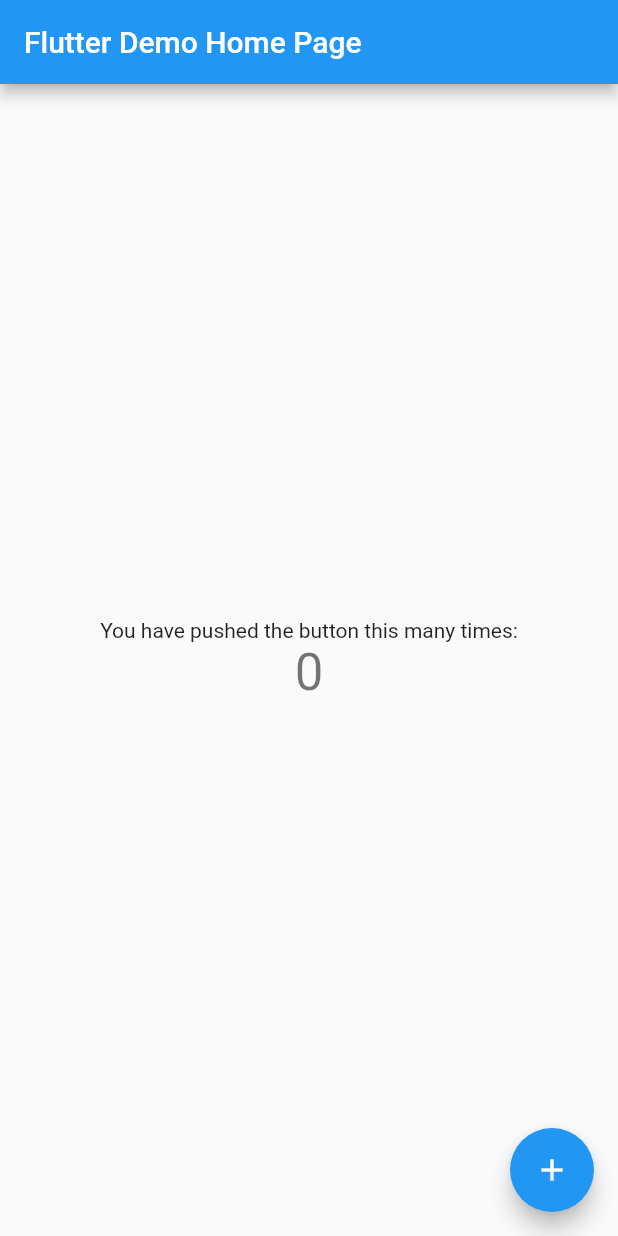
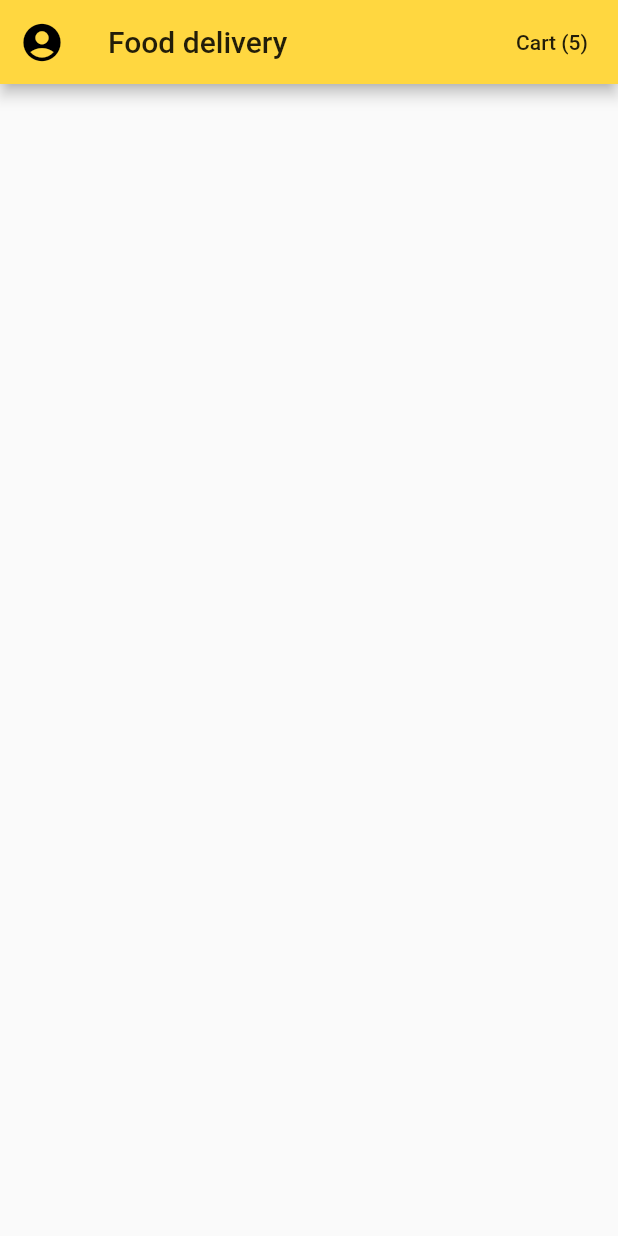
Before and after one commit to hossam-alissa/flutter_food_delivery_ui, a Flutter app: the screen it shows after launch, on a phone screen of 412 x 824 dp. Run offline on Flutter 3.47's test engine with Material 2 defaults, Android fonts, the phone set to English and light mode, and no system bars.

Commit message:
ADD AppBar HS

```diff
--- a/lib/main.dart
+++ b/lib/main.dart
@@ -1,4 +1,5 @@
 import 'package:flutter/material.dart';
+import 'package:flutter_food_delivery_ui/screens/home_screen.dart';
 
 void main() {
   runApp(MyApp());
@@ -9,8 +10,11 @@ class MyApp extends StatelessWidget {
   @override
   Widget build(BuildContext context) {
     return MaterialApp(
-      title: 'Flutter Demo',
+      title: 'Flutter Food Delivery UI',
+      debugShowCheckedModeBanner: false,
       theme: ThemeData(
+        scaffoldBackgroundColor: Colors.grey[50],
+        primaryColor: Colors.amberAccent,
         // This is the theme of your application.
         //
         // Try running your application with "flutter run". You'll see the
@@ -26,92 +30,7 @@ class MyApp extends StatelessWidget {
         // closer together (more dense) than on mobile platforms.
         visualDensity: VisualDensity.adaptivePlatformDensity,
       ),
-      home: MyHomePage(title: 'Flutter Demo Home Page'),
+      home: HomeScreen(),
     );
   }
 }
-
-class MyHomePage extends StatefulWidget {
-  MyHomePage({Key key, this.title}) : super(key: key);
-
-  // This widget is the home page of your application. It is stateful, meaning
-  // that it has a State object (defined below) that contains fields that affect
-  // how it looks.
-
-  // This class is the configuration for the state. It holds the values (in this
-  // case the title) provided by the parent (in this case the App widget) and
-  // used by the build method of the State. Fields in a Widget subclass are
-  // always marked "final".
-
-  final String title;
-
-  @override
-  _MyHomePageState createState() => _MyHomePageState();
-}
-
-class _MyHomePageState extends State<MyHomePage> {
-  int _counter = 0;
-
-  void _incrementCounter() {
-    setState(() {
-      // This call to setState tells the Flutter framework that something has
-      // changed in this State, which causes it to rerun the build method below
-      // so that the display can reflect the updated values. If we changed
-      // _counter without calling setState(), then the build method would not be
-      // called again, and so nothing would appear to happen.
-      _counter++;
-    });
-  }
-
-  @override
-  Widget build(BuildContext context) {
-    // This method is rerun every time setState is called, for instance as done
-    // by the _incrementCounter method above.
-    //
-    // The Flutter framework has been optimized to make rerunning build methods
-    // fast, so that you can just rebuild anything that needs updating rather
-    // than having to individually change instances of widgets.
-    return Scaffold(
-      appBar: AppBar(
-        // Here we take the value from the MyHomePage object that was created by
-        // the App.build method, and use it to set our appbar title.
-        title: Text(widget.title),
-      ),
-      body: Center(
-        // Center is a layout widget. It takes a single child and positions it
-        // in the middle of the parent.
-        child: Column(
-          // Column is also a layout widget. It takes a list of children and
-          // arranges them vertically. By default, it sizes itself to fit its
-          // children horizontally, and tries to be as tall as its parent.
-          //
-          // Invoke "debug painting" (press "p" in the console, choose the
-          // "Toggle Debug Paint" action from the Flutter Inspector in Android
-          // Studio, or the "Toggle Debug Paint" command in Visual Studio Code)
-          // to see the wireframe for each widget.
-          //
-          // Column has various properties to control how it sizes itself and
-          // how it positions its children. Here we use mainAxisAlignment to
-          // center the children vertically; the main axis here is the vertical
-          // axis because Columns are vertical (the cross axis would be
-          // horizontal).
-          mainAxisAlignment: MainAxisAlignment.center,
-          children: <Widget>[
-            Text(
-              'You have pushed the button this many times:',
-            ),
-            Text(
-              '$_counter',
-              style: Theme.of(context).textTheme.headline4,
-            ),
-          ],
-        ),
-      ),
-      floatingActionButton: FloatingActionButton(
-        onPressed: _incrementCounter,
-        tooltip: 'Increment',
-        child: Icon(Icons.add),
-      ), // This trailing comma makes auto-formatting nicer for build methods.
-    );
-  }
-}
--- /dev/null
+++ b/lib/screens/home_screen.dart
@@ -0,0 +1,29 @@
+import 'package:flutter/material.dart';
+import 'package:flutter_food_delivery_ui/data/data.dart';
+
+class HomeScreen extends StatefulWidget {
+  @override
+  _HomeScreenState createState() => _HomeScreenState();
+}
+
+class _HomeScreenState extends State<HomeScreen> {
+
+  @override
+  Widget build(BuildContext context) {
+    return Scaffold(
+      appBar: AppBar(
+        leading: IconButton(
+          icon: Icon(Icons.account_circle),
+          iconSize: 30,
+          onPressed: (){
+
+          },
+        ),
+        title: Text("Food delivery"),
+        actions: [
+          FlatButton(onPressed: (){}, child: Text("Cart (${currentUser.cart.length})")),
+        ],
+      ),
+    );
+  }
+}
```
